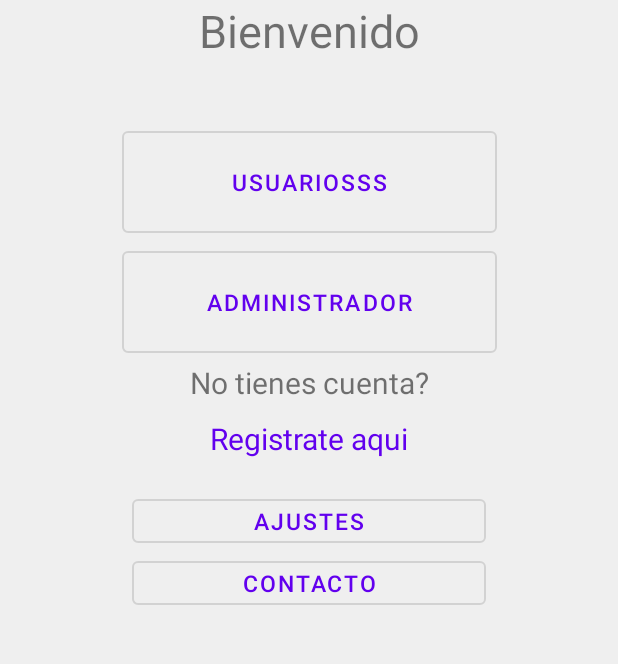
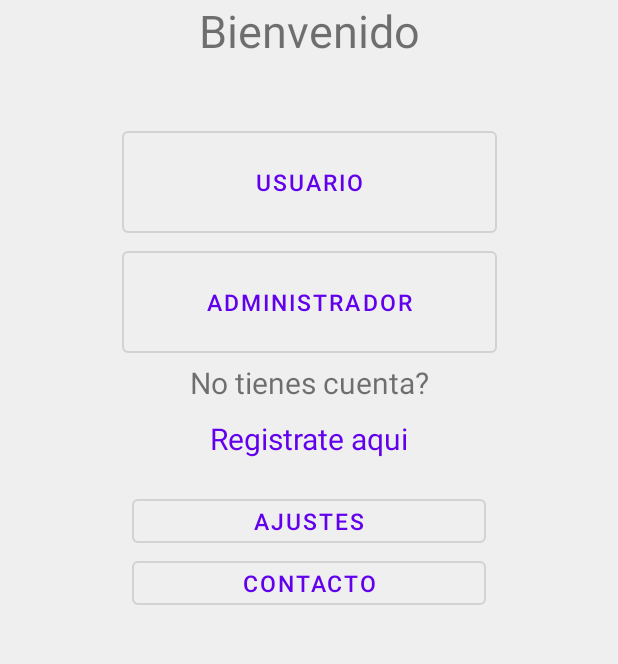
Before and after one commit to JosueAlvarado50/DreamShopApp, an Android app: the screen it shows after launch (HomeActivity), on a phone screen of 412 x 824 dp, the part 526-1190 px from its top. Run offline under Robolectric (Android 15) with nearby library versions, the phone set to English and light mode, and no system bars.

Commit message:
Update strings.xml

```diff
--- a/DreamShop/app/src/main/res/values/strings.xml
+++ b/DreamShop/app/src/main/res/values/strings.xml
@@ -12,7 +12,7 @@
     <string name="bienvenido">Bienvenido</string>
     <string name="password">Contraseña</string>
     <string name="settings">Ajustes</string>
-    <string name="user">Usuariosss</string>
+    <string name="user">Usuario</string>
     <string name="unete">Unirse</string>
     <string name="sharebutt">Compartir</string>
     <string name="share">Si te gusta nuestra app comparte con tus amigos.</string>
```
